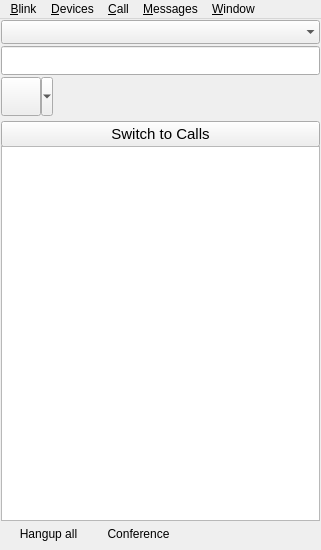
The window that resources/blink.ui (AGProjects/blink-qt) describes before a commit, drawn with Qt 5.
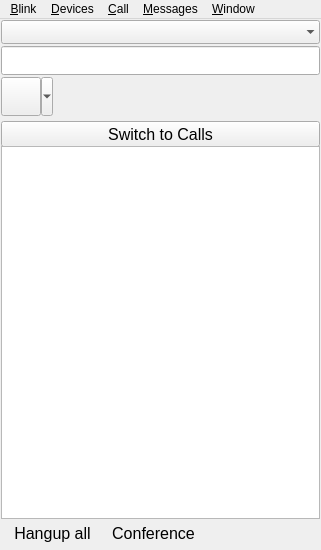
The same window after the commit. The open tabs and pages were chosen to show the change. Icons and pictures are not drawn. Custom widgets are drawn as their Qt base class.

Commit message: Make button sizes consistent

```diff
--- a/resources/blink.ui
+++ b/resources/blink.ui
@@ -329,7 +329,8 @@
       </property>
       <property name="font">
        <font>
-        <pointsize>11</pointsize>
+        <pointsize>12</pointsize>
+        <kerning>true</kerning>
        </font>
       </property>
       <property name="focusPolicy">
@@ -969,6 +970,11 @@
               <height>24</height>
              </size>
             </property>
+            <property name="font">
+             <font>
+              <pointsize>12</pointsize>
+             </font>
+            </property>
             <property name="focusPolicy">
              <enum>Qt::TabFocus</enum>
             </property>
@@ -994,6 +1000,11 @@
               <height>24</height>
              </size>
             </property>
+            <property name="font">
+             <font>
+              <pointsize>12</pointsize>
+             </font>
+            </property>
             <property name="focusPolicy">
              <enum>Qt::TabFocus</enum>
             </property>
@@ -1031,14 +1042,14 @@
            <widget class="QToolButton" name="mute_button">
             <property name="minimumSize">
              <size>
-              <width>29</width>
-              <height>24</height>
+              <width>26</width>
+              <height>26</height>
              </size>
             </property>
             <property name="maximumSize">
              <size>
-              <width>29</width>
-              <height>24</height>
+              <width>26</width>
+              <height>26</height>
              </size>
             </property>
             <property name="toolTip">
```
Left out of the diff: 3 changed lines with no effect on the pictures. The commit also changes 2 other files.
